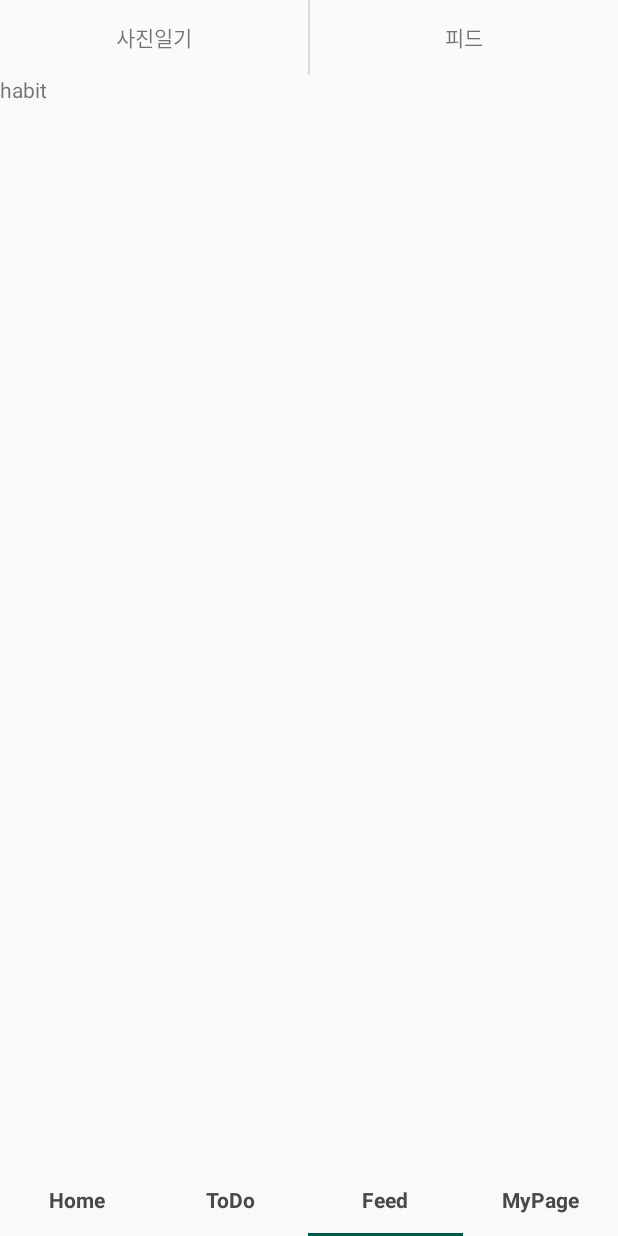
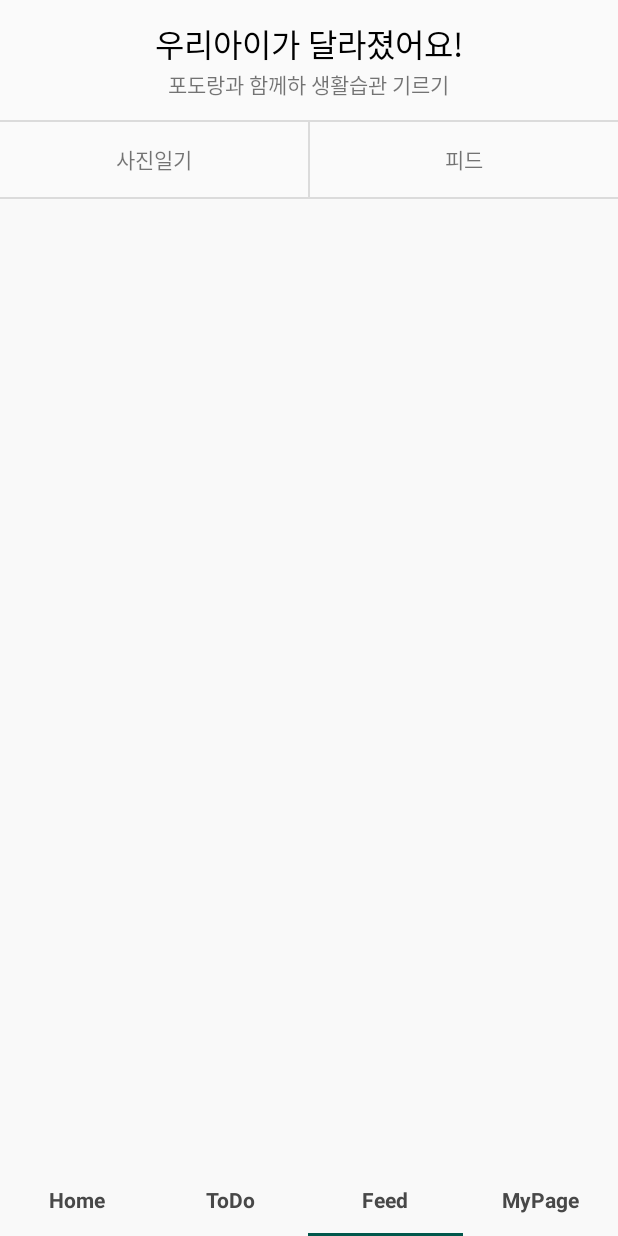
Before and after one commit to seunghee63/Hackathon-Android, an Android app: the screen it shows after launch (MainActivity), item 3 of the bottom bar chosen, on a phone screen of 412 x 824 dp. Run offline under Robolectric (Android 15) with nearby library versions, the phone set to English and light mode, and no system bars.

Commit message:
modify FeedTab

```diff
--- /dev/null
+++ b/app/src/main/java/com/song2/sopt_24th_hackathon/Data/DateListData.kt
@@ -0,0 +1,6 @@
+package com.song2.sopt_24th_hackathon.Data
+
+data class DateListData(
+    var date : String,
+    var img_url : ArrayList<String>
+)
--- a/app/src/main/java/com/song2/sopt_24th_hackathon/Fragment/HabitFragment.kt
+++ b/app/src/main/java/com/song2/sopt_24th_hackathon/Fragment/HabitFragment.kt
@@ -6,10 +6,15 @@ import android.support.v4.app.Fragment
 import android.view.LayoutInflater
 import android.view.View
 import android.view.ViewGroup
+import com.song2.sopt_24th_hackathon.Adapter.PhotoRecyclerViewAdapter
+import com.song2.sopt_24th_hackathon.Data.DateListData
 
 import com.song2.sopt_24th_hackathon.R
 
 class HabitFragment : Fragment() {
+/*
+    lateinit var photoRecyclerViewAdapter : PhotoRecyclerViewAdapter
+    var imageUrlArray = ArrayList<String>()
 
     override fun onCreateView(
         inflater: LayoutInflater, container: ViewGroup?,
@@ -18,5 +23,23 @@ class HabitFragment : Fragment() {
         return inflater.inflate(R.layout.fragment_habit, container, false)
     }
 
+    override fun onActivityCreated(savedInstanceState: Bundle?) {
+        super.onActivityCreated(savedInstanceState)
+
+        var dataList : ArrayList<DateListData> = ArrayList()
+        imageUrlArray.add("https://scontent-icn1-1.xx.fbcdn.net/v/t1.0-9/57336208_1714122562067955_3478487248456908800_o.jpg?_nc_cat=110&_nc_ht=scontent-icn1-1.xx&oh=37e2d4b1ab1e6797ae00db0b61ba8c1c&oe=5D2A80BE")
+        imageUrlArray.add("https://scontent-icn1-1.xx.fbcdn.net/v/t1.0-9/57336208_1714122562067955_3478487248456908800_o.jpg?_nc_cat=110&_nc_ht=scontent-icn1-1.xx&oh=37e2d4b1ab1e6797ae00db0b61ba8c1c&oe=5D2A80BE")
+        imageUrlArray.add("https://scontent-icn1-1.xx.fbcdn.net/v/t1.0-9/57336208_1714122562067955_3478487248456908800_o.jpg?_nc_cat=110&_nc_ht=scontent-icn1-1.xx&oh=37e2d4b1ab1e6797ae00db0b61ba8c1c&oe=5D2A80BE")
+        dataList.add(DateListData("#3월 7일", imageUrlArray) )
+        dataList.add(DateListData("#3월 7일", imageUrlArray))
+        dataList.add(DateListData("#3월 7일", imageUrlArray))
+
+        photoRecyclerViewAdapter = PhotoRecyclerViewAdapter(context!!,dataList)
+        rv_today_todo_list.adapter = photoRecyclerViewAdapter
+        rv_today_todo_list.layoutManager = LinearLayoutManager(context!!)
+    }
+
+
+*/
 
 }
--- a/app/src/main/res/layout/fragment_feed.xml
+++ b/app/src/main/res/layout/fragment_feed.xml
@@ -5,7 +5,23 @@
               android:layout_height="match_parent"
               android:orientation="vertical"
               tools:context=".Fragment.FeedFragment">
+    <LinearLayout
+            android:gravity="center"
+            android:orientation="vertical"
+            android:layout_width="match_parent" android:layout_height="80dp">
+        <TextView android:layout_width="wrap_content" android:layout_height="wrap_content"
+                  android:text="우리아이가 달라졌어요!"
+                  android:textSize="21sp"
+                  android:textColor="#000000"
+        />
+        <TextView android:layout_width="wrap_content" android:layout_height="wrap_content"
+        android:text="포도랑과 함께하 생활습관 기르기"/>
+    </LinearLayout>
 
+    <View android:layout_width="match_parent" android:layout_height="1dp"
+    android:background="#20000000">
+
+    </View>
     <LinearLayout
             android:orientation="horizontal"
             android:layout_width="match_parent" android:layout_height="50dp">
@@ -35,6 +51,9 @@
         </RelativeLayout>
     </LinearLayout>
 
+    <View android:layout_width="match_parent" android:layout_height="1dp"
+          android:background="#20000000"/>
+
 
     <LinearLayout
             android:id="@+id/ll_content_layout"
--- a/app/src/main/res/layout/fragment_habit.xml
+++ b/app/src/main/res/layout/fragment_habit.xml
@@ -5,10 +5,9 @@
              android:layout_height="match_parent"
              tools:context=".Fragment.HabitFragment">
 
-    <!-- TODO: Update blank fragment layout -->
-    <TextView
-            android:layout_width="match_parent"
-            android:layout_height="match_parent"
-            android:text="habit"/>
+    <android.support.v7.widget.RecyclerView android:layout_width="match_parent"
+                                            android:layout_height="match_parent">
+
+    </android.support.v7.widget.RecyclerView>
 
 </FrameLayout>
```
Also changed, not shown: app/src/main/java/com/song2/sopt_24th_hackathon/Adapter/PhotoRecyclerViewAdapter.kt (added, +58 -0 lines), app/src/main/java/com/song2/sopt_24th_hackathon/Fragment/PhotoFragment.kt (+24 -1 lines), app/src/main/res/layout/fragment_photo.xml (+9 -12 lines), app/src/main/res/layout/rv_item_photo.xml (added, +32 -0 lines).
